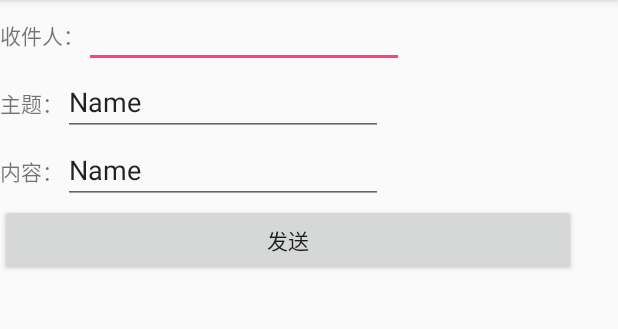
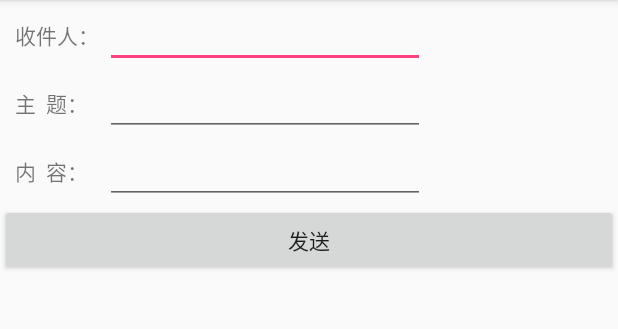
Before and after one commit to GuoWenhao1996/Daily-practice, an Android app: the Send_Email screen opened directly, with no data from a screen before it, on a phone screen of 412 x 824 dp, the part 84-413 px from its top. Run offline under Robolectric (Android 15) with nearby library versions, the phone set to English and light mode, and no system bars.

Commit message:
更新发送界面

```diff
--- a/My_Email/app/src/main/java/com/example/guowh/my_email/Send_Email.java
+++ b/My_Email/app/src/main/java/com/example/guowh/my_email/Send_Email.java
@@ -1,7 +1,12 @@
 package com.example.guowh.my_email;
 
+import android.content.Intent;
 import android.os.Bundle;
 import android.support.v7.app.AppCompatActivity;
+import android.view.View;
+import android.widget.Button;
+import android.widget.EditText;
+import android.widget.Toast;
 
 /**
  * Created by guowh on 2016/11/22.
@@ -12,5 +17,30 @@ public class Send_Email extends AppCompatActivity {
 
         super.onCreate(savedInstanceState);
         setContentView(R.layout.send_email);
+        final Button Button_Send = (Button) findViewById(R.id.button_send);//获取登录按钮资源
+        final EditText EditText_ReceiveAddress = (EditText) findViewById(R.id.editText_ReceiveAddress);
+        final EditText EditText_Subject = (EditText) findViewById(R.id.editText_Subject);
+        final EditText EditText_Detail = (EditText) findViewById(R.id.editText_Detail);
+
+        String sendAddress="写";
+        String sendPassword="写";
+
+        String receiveAddress=EditText_ReceiveAddress.getText().toString();
+        String subject=EditText_Subject.getText().toString();
+        String detail=EditText_Detail.getText().toString();
+
+
+        Button_Send.setOnClickListener(new View.OnClickListener() {//创建监听
+            @Override
+            public void onClick(View view) {
+                try{
+
+                    Toast.makeText(getApplicationContext(), "发送成功！", Toast.LENGTH_SHORT).show();
+                }catch (Exception e){
+                    Toast.makeText(getApplicationContext(), "发送失败！", Toast.LENGTH_SHORT).show();
+
+                }
+            }
+        });
     }
 }
--- a/My_Email/app/src/main/res/layout/send_email.xml
+++ b/My_Email/app/src/main/res/layout/send_email.xml
@@ -1,73 +1,77 @@
 <?xml version="1.0" encoding="utf-8"?>
 <LinearLayout xmlns:android="http://schemas.android.com/apk/res/android"
-    android:orientation="vertical" android:layout_width="wrap_content"
-    android:layout_height="wrap_content">
+    android:layout_width="match_parent"
+    android:layout_height="wrap_content"
+    android:orientation="vertical">
 
     <LinearLayout
-        android:orientation="horizontal"
         android:layout_width="wrap_content"
-        android:layout_height="wrap_content">
+        android:layout_height="wrap_content"
+        android:orientation="horizontal">
 
         <TextView
-            android:text="收件人："
+            android:id="@+id/textView3"
+            android:layout_width="70dp"
+            android:layout_height="wrap_content"
+            android:layout_weight="1"
+
+            android:text="   收件人：" />
+
+        <EditText
+            android:id="@+id/editText_ReceiveAddress"
             android:layout_width="wrap_content"
             android:layout_height="wrap_content"
-            android:id="@+id/textView3"
-            android:layout_weight="1" />
+            android:layout_weight="1"
+            android:ems="10"
+            android:inputType="textEmailAddress" />
+    </LinearLayout>
+
+    <LinearLayout
+        android:layout_width="wrap_content"
+        android:layout_height="wrap_content"
+        android:orientation="horizontal">
+
+        <TextView
+            android:id="@+id/textView4"
+            android:layout_width="70dp"
+            android:layout_height="wrap_content"
+            android:layout_weight="1"
+            android:text="   主  题：" />
 
         <EditText
+            android:id="@+id/editText_Subject"
             android:layout_width="wrap_content"
             android:layout_height="wrap_content"
-            android:inputType="textEmailAddress"
+            android:layout_weight="1"
             android:ems="10"
-            android:id="@+id/editText"
-            android:layout_weight="1" />
-    </LinearLayout>    <LinearLayout
-    android:orientation="horizontal"
-    android:layout_width="wrap_content"
-    android:layout_height="wrap_content">
+            android:inputType="textPersonName" />
+    </LinearLayout>
 
-    <TextView
-        android:text="主题："
+    <LinearLayout
         android:layout_width="wrap_content"
         android:layout_height="wrap_content"
-        android:id="@+id/textView4"
-        android:layout_weight="1" />
+        android:orientation="horizontal">
 
-    <EditText
-        android:layout_width="wrap_content"
-        android:layout_height="wrap_content"
-        android:inputType="textPersonName"
-        android:text="Name"
-        android:ems="10"
-        android:id="@+id/editText2"
-        android:layout_weight="1" />
-</LinearLayout>    <LinearLayout
-    android:orientation="horizontal"
-    android:layout_width="wrap_content"
-    android:layout_height="wrap_content">
+        <TextView
+            android:id="@+id/textView5"
+            android:layout_width="70dp"
+            android:layout_height="wrap_content"
+            android:layout_weight="1"
+            android:text="   内  容：" />
 
-    <TextView
-        android:text="内容："
-        android:layout_width="wrap_content"
-        android:layout_height="wrap_content"
-        android:id="@+id/textView5"
-        android:layout_weight="1" />
+        <EditText
+            android:id="@+id/editText_Detail"
+            android:layout_width="wrap_content"
+            android:layout_height="wrap_content"
+            android:layout_weight="1"
+            android:ems="10"
+            android:inputType="textMultiLine" />
 
-    <EditText
-        android:layout_width="wrap_content"
-        android:layout_height="wrap_content"
-        android:inputType="textPersonName"
-        android:text="Name"
-        android:ems="10"
-        android:id="@+id/editText3"
-        android:layout_weight="1" />
-
-</LinearLayout>
+    </LinearLayout>
 
     <Button
-        android:text="发送"
-        android:layout_width="384dp"
+        android:id="@+id/button_send"
+        android:layout_width="match_parent"
         android:layout_height="wrap_content"
-        android:id="@+id/button" />
+        android:text="发送" />
 </LinearLayout>
```
